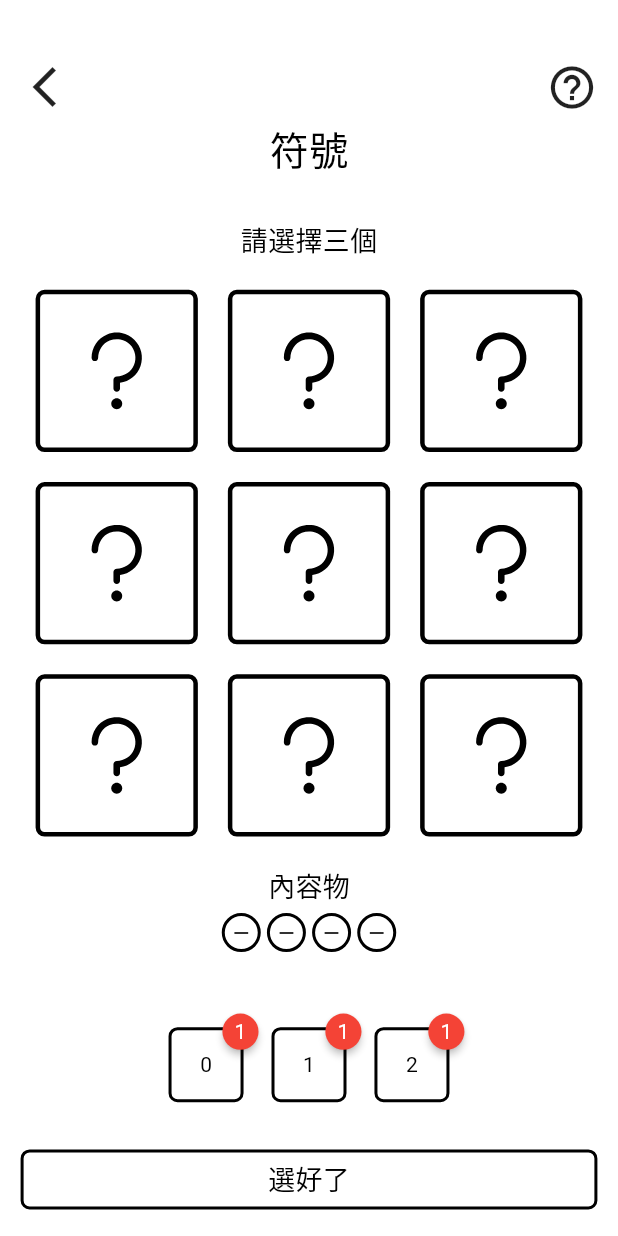
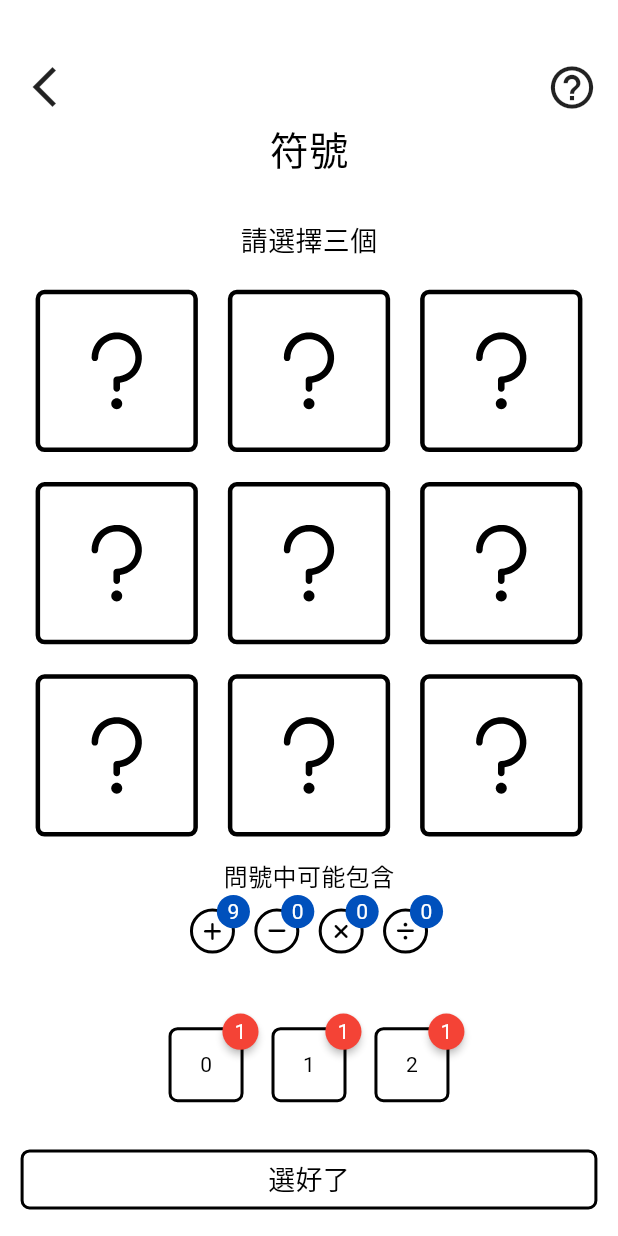
Before and after one commit to JohnsonHuang555/math_game, a Flutter app: the screen it shows after launch, after a tap on the "play arrow" icon, on a phone screen of 412 x 824 dp. Run offline on Flutter 3.47's test engine with Material 3 defaults, Android fonts, the phone set to English and light mode, and no system bars; drawn by our look-alikes of badges; our stand-ins replace audioplayers, cloud_firestore, firebase_core, firebase_crashlytics, flutter_dotenv, flutter_svg and 5 more; missing offline and left inert: function_tree, material_dialogs; accounts and stored records are empty; project files that could hold a hidden picture were left out.

Commit message:
create containHintItems ui and logic

```diff
--- a/lib/game_internals/game_state.dart
+++ b/lib/game_internals/game_state.dart
@@ -1,3 +1,4 @@
+import 'package:basic/helpers/contain_hint_item.dart';
 import 'package:flutter/foundation.dart';
 import 'package:flutter/material.dart';
 import 'package:function_tree/function_tree.dart';
@@ -48,6 +49,40 @@ class GameState extends ChangeNotifier {
     }).toList();
   }
 
+  // 符號提示內容物
+  List<ContainHintItem> get containHintSymbolItems {
+    var symbolMap = <MathSymbol, int>{
+      MathSymbol.plus: 0,
+      MathSymbol.minus: 0,
+      MathSymbol.times: 0,
+      MathSymbol.divide: 0,
+    };
+    for (var symbol in _boxSymbols) {
+      symbolMap[symbol] = symbolMap[symbol]! + 1;
+    }
+    return symbolMap.entries
+        .map((e) => ContainHintItem(count: e.value, mathSymbol: e.key))
+        .toList();
+  }
+
+  // 數字提示內容物
+  List<ContainHintItem> get containHintNumberItems {
+    var numberMap = <int, int>{};
+    for (var number in _boxNumbers) {
+      if (numberMap[number] == null) {
+        numberMap[number] = 1;
+      } else {
+        numberMap[number] = numberMap[number]! + 1;
+      }
+    }
+    var items = numberMap.entries
+        .map((e) => ContainHintItem(count: e.value, number: e.key))
+        .toList();
+
+    items.sort((a, b) => a.number!.compareTo(b.number!));
+    return items;
+  }
+
   String getCurrentAnswer(String currentScore) {
     String result = currentScore;
     if (_selectedFormulaItems.isEmpty) {
@@ -75,6 +110,7 @@ class GameState extends ChangeNotifier {
         result += element.number.toString();
       }
     }
+    print(result);
     try {
       var answer = result.interpret();
       return answer.toInt().toString();
@@ -97,7 +133,7 @@ class GameState extends ChangeNotifier {
       return;
     }
     _showSelectResult = true;
-    Future.delayed(Duration(milliseconds: 3000), () {
+    Future.delayed(Duration(milliseconds: 2000), () {
       _showSelectResult = false;
       _step = _step + 1;
       notifyListeners();
@@ -148,15 +184,20 @@ class GameState extends ChangeNotifier {
   }
 
   bool checkFormula() {
-    if (_selectedFormulaItems.isEmpty) {
+    // 沒有選跟空的都不合法
+    if (_selectedFormulaItems.isEmpty || _selectedFormulaItems.length != 6) {
       return false;
     }
     // 第 1, 3, 5 個必須要是符號
-    if (_selectedFormulaItems[0].mathSymbol == null || _selectedFormulaItems[2].mathSymbol == null || _selectedFormulaItems[4].mathSymbol == null) {
+    if (_selectedFormulaItems[0].mathSymbol == null ||
+        _selectedFormulaItems[2].mathSymbol == null ||
+        _selectedFormulaItems[4].mathSymbol == null) {
       return false;
     }
     // 第 2, 4, 6 個必須要是符號
-    if (_selectedFormulaItems[1].number == null || _selectedFormulaItems[3].number == null || _selectedFormulaItems[5].number == null) {
+    if (_selectedFormulaItems[1].number == null ||
+        _selectedFormulaItems[3].number == null ||
+        _selectedFormulaItems[5].number == null) {
       return false;
     }
     return true;
--- /dev/null
+++ b/lib/helpers/contain_hint_item.dart
@@ -0,0 +1,13 @@
+import 'package:basic/helpers/math_symbol.dart';
+
+// 內容物
+class ContainHintItem {
+  int count;
+  MathSymbol? mathSymbol;
+  int? number;
+  ContainHintItem({
+    required this.count,
+    this.mathSymbol,
+    this.number,
+  });
+}
--- a/lib/main_menu/main_menu_screen.dart
+++ b/lib/main_menu/main_menu_screen.dart
@@ -33,14 +33,14 @@ class MainMenuScreen extends StatelessWidget {
       body: ResponsiveScreen(
         squarishMainArea: Column(
           children: [
-            SizedBox(height: 80),
+            const SizedBox(height: 80),
             SizedBox(
               width: 200,
               child: Image.asset(
                 'assets/images/logo.png',
               ),
             ),
-            SizedBox(height: 50),
+            const SizedBox(height: 50),
             Padding(
               padding: const EdgeInsets.only(left: 10, right: 10),
               child: FittedBox(
@@ -52,7 +52,7 @@ class MainMenuScreen extends StatelessWidget {
                 ),
               ),
             ),
-            SizedBox(height: 10),
+            const SizedBox(height: 10),
             Row(
               mainAxisAlignment: MainAxisAlignment.center,
               children: [
@@ -61,7 +61,7 @@ class MainMenuScreen extends StatelessWidget {
                   width: 36,
                   height: 36,
                 ),
-                SizedBox(
+                const SizedBox(
                   width: 5,
                 ),
                 Text(
@@ -76,7 +76,7 @@ class MainMenuScreen extends StatelessWidget {
           height: 300,
           child: Column(
             children: [
-              SizedBox(
+              const SizedBox(
                 height: 30,
               ),
               GestureDetector(
@@ -103,7 +103,7 @@ class MainMenuScreen extends StatelessWidget {
                   ],
                 ),
               ),
-              SizedBox(
+              const SizedBox(
                 height: 80,
               ),
               Row(
--- a/lib/play_session/content_hint.dart
+++ b/lib/play_session/content_hint.dart
@@ -1,53 +1,91 @@
+import 'package:basic/helpers/math_symbol.dart';
 import 'package:flutter/material.dart';
+import 'package:badges/badges.dart' as badges;
+import 'package:provider/provider.dart';
+
+import '../helpers/contain_hint_item.dart';
+import '../style/palette.dart';
 
 class ContentHint extends StatelessWidget {
-  const ContentHint({super.key});
+  final List<ContainHintItem> containHintItems;
+  const ContentHint({
+    super.key,
+    required this.containHintItems,
+  });
 
-  List<Widget> getHints() {
-    // TODO: from provider
+  List<Widget> getHints(Palette palette) {
     return List.generate(
-      4,
-      (index) => Stack(
-        alignment: Alignment.center,
-        children: [
-          Container(
-            width: 26,
-            height: 26,
-            decoration: BoxDecoration(
-              border: Border.all(
-                width: 2,
-              ),
-              borderRadius: BorderRadius.circular(100),
+      containHintItems.length,
+      (index) => badges.Badge(
+        badgeStyle: badges.BadgeStyle(
+          shape: badges.BadgeShape.circle,
+          badgeColor: palette.darkPen,
+          padding: EdgeInsets.all(7),
+          borderRadius: BorderRadius.circular(4),
+          elevation: 0,
+        ),
+        badgeContent: Text(
+          containHintItems[index].count.toString(),
+          style: TextStyle(
+            color: Colors.white,
+          ),
+        ),
+        position: badges.BadgePosition.topEnd(top: -15),
+        child: Container(
+          width: 30,
+          height: 30,
+          decoration: BoxDecoration(
+            border: Border.all(
+              width: 2,
             ),
+            borderRadius: BorderRadius.circular(100),
           ),
-          // Icon,
-          Icon(
-            Icons.remove,
-            size: 16,
+          child: Center(
+            child: containHintItems[index].mathSymbol != null
+                ? convertMathSymbolToIcon(
+                    mathSymbol: containHintItems[index].mathSymbol!,
+                    isSelected: false,
+                    palette: palette,
+                    size: 14,
+                  )
+                : Text(
+                    containHintItems[index].number!.toString(),
+                  ),
           ),
-        ],
+        ),
       ),
     );
   }
 
   @override
   Widget build(BuildContext context) {
+    final palette = context.read<Palette>();
+    double padding = 100;
+
+    if (containHintItems.length == 5) {
+      padding = 90;
+    } else if (containHintItems.length >= 6 && containHintItems.length < 8) {
+      padding = 80;
+    } else if (containHintItems.length >= 8 && containHintItems.length < 10) {
+      padding = 60;
+    }
+
     return Column(
       children: [
         Text(
-          '內容物',
+          '問號中可能包含',
           style: TextStyle(
-            fontSize: 18,
+            fontSize: 16,
           ),
         ),
-        SizedBox(
-          height: 5,
+        const SizedBox(
+          height: 10,
         ),
         Padding(
-          padding: EdgeInsets.only(left: 130, right: 130),
+          padding: EdgeInsets.only(left: padding, right: padding),
           child: Row(
             mainAxisAlignment: MainAxisAlignment.spaceEvenly,
-            children: getHints(),
+            children: getHints(palette),
           ),
         ),
       ],
--- a/lib/play_session/play_session_screen.dart
+++ b/lib/play_session/play_session_screen.dart
@@ -63,6 +63,7 @@ class _PlaySessionScreenState extends State<PlaySessionScreen> {
           onSelect: state.handleSelectMathSymbol,
           showSelectResult: state.showSelectResult,
           selectedSymbols: state.selectedSymbols,
+          containHintSymbolItems: state.containHintSymbolItems,
         );
       case 2:
         return StepSelectNumber(
@@ -70,6 +71,7 @@ class _PlaySessionScreenState extends State<PlaySessionScreen> {
           onSelect: state.handleSelectNumber,
           showSelectResult: state.showSelectResult,
           selectedNumbers: state.selectedNumbers,
+          containHintNumberItems: state.containHintNumberItems,
         );
       case 3:
         return StepCombineFormula(
@@ -152,7 +154,7 @@ class _PlaySessionScreenState extends State<PlaySessionScreen> {
                   mainAxisAlignment: MainAxisAlignment.center,
                   children: [
                     SvgPicture.asset('assets/icons/eraser.svg'),
-                    SizedBox(
+                    const SizedBox(
                       width: 5,
                     ),
                     Text(
@@ -166,7 +168,7 @@ class _PlaySessionScreenState extends State<PlaySessionScreen> {
                 ),
               ),
             ),
-            SizedBox(
+            const SizedBox(
               width: 10,
             ),
             Expanded(
@@ -236,7 +238,7 @@ class _PlaySessionScreenState extends State<PlaySessionScreen> {
                                     fontSize: 18,
                                   ),
                                 ),
-                                SizedBox(
+                                const SizedBox(
                                   height: 10,
                                 ),
                                 Padding(
@@ -297,7 +299,7 @@ class _PlaySessionScreenState extends State<PlaySessionScreen> {
                                           },
                                         ),
                                       ),
-                                      SizedBox(
+                                      const SizedBox(
                                         width: 30,
                                       ),
                                       Container(
@@ -331,7 +333,9 @@ class _PlaySessionScreenState extends State<PlaySessionScreen> {
                                       ),
                                     ],
                                   ),
-                                  SizedBox(height: 20),
+                                  const SizedBox(
+                                    height: 20,
+                                  ),
                                 ],
                               ),
                             ],
@@ -469,14 +473,14 @@ class _PlaySessionScreenState extends State<PlaySessionScreen> {
                       size: 34,
                     ),
                   ),
-                  SizedBox(height: 5),
+                  const SizedBox(height: 5),
                   Text(
                     _getStep(state.step).toString(),
                     style: TextStyle(
                       fontSize: 26,
                     ),
                   ),
-                  SizedBox(height: 30),
+                  const SizedBox(height: 30),
                   _getGameStep(state),
                   const Spacer(),
                   Container(
--- a/lib/play_session/session_step/step_combine_formula.dart
+++ b/lib/play_session/session_step/step_combine_formula.dart
@@ -98,7 +98,7 @@ class StepCombineFormula extends StatelessWidget {
             fontSize: 18,
           ),
         ),
-        SizedBox(height: 10),
+        const SizedBox(height: 10),
         Container(
           width: double.infinity,
           height: 270,
@@ -117,7 +117,7 @@ class StepCombineFormula extends StatelessWidget {
                   flex: 1,
                   child: Column(
                     children: [
-                      SizedBox(
+                      const SizedBox(
                         height: 30,
                       ),
                       FittedBox(
@@ -135,7 +135,7 @@ class StepCombineFormula extends StatelessWidget {
                   child: Column(
                     mainAxisAlignment: MainAxisAlignment.center,
                     children: [
-                      SizedBox(
+                      const SizedBox(
                         height: 10,
                       ),
                       Row(
@@ -166,7 +166,7 @@ class StepCombineFormula extends StatelessWidget {
             ),
           ),
         ),
-        SizedBox(height: 40),
+        const SizedBox(height: 40),
         Padding(
           padding: EdgeInsets.only(
             left: 75,
--- a/lib/play_session/session_step/step_select_number.dart
+++ b/lib/play_session/session_step/step_select_number.dart
@@ -2,6 +2,7 @@ import 'package:basic/helpers/math_symbol.dart';
 import 'package:flutter/widgets.dart';
 import 'package:provider/provider.dart';
 
+import '../../helpers/contain_hint_item.dart';
 import '../../helpers/game_risk.dart';
 import '../../style/palette.dart';
 import '../content_hint.dart';
@@ -12,12 +13,14 @@ class StepSelectNumber extends StatelessWidget {
   final List<SelectedItem> selectedNumbers;
   final Function(int, int) onSelect;
   final bool showSelectResult;
+  final List<ContainHintItem> containHintNumberItems;
   const StepSelectNumber({
     super.key,
     required this.numbers,
     required this.onSelect,
     required this.showSelectResult,
     required this.selectedNumbers,
+    required this.containHintNumberItems,
   });
 
   @override
@@ -37,13 +40,13 @@ class StepSelectNumber extends StatelessWidget {
     }).toList();
     return Column(
       children: [
-        Text(
+        const Text(
           '請選擇三個',
           style: TextStyle(
             fontSize: 18,
           ),
         ),
-        SizedBox(height: 10),
+        const SizedBox(height: 10),
         GameBoard(
           items: items,
           onSelect: (index) {
@@ -52,8 +55,10 @@ class StepSelectNumber extends StatelessWidget {
           showSelectResult: showSelectResult,
           selectedItems: selectedNumbers,
         ),
-        SizedBox(height: 10),
-        ContentHint(),
+        const SizedBox(height: 10),
+        ContentHint(
+          containHintItems: containHintNumberItems,
+        ),
       ],
     );
   }
--- a/lib/play_session/session_step/step_select_symbol.dart
+++ b/lib/play_session/session_step/step_select_symbol.dart
@@ -1,3 +1,4 @@
+import 'package:basic/helpers/contain_hint_item.dart';
 import 'package:basic/helpers/math_symbol.dart';
 import 'package:flutter/widgets.dart';
 import 'package:provider/provider.dart';
@@ -12,12 +13,14 @@ class StepSelectSymbol extends StatelessWidget {
   final List<SelectedItem> selectedSymbols;
   final Function(int, MathSymbol) onSelect;
   final bool showSelectResult;
+  final List<ContainHintItem> containHintSymbolItems;
   const StepSelectSymbol({
     super.key,
     required this.mathSymbols,
     required this.onSelect,
     required this.showSelectResult,
     required this.selectedSymbols,
+    required this.containHintSymbolItems,
   });
 
   @override
@@ -36,13 +39,13 @@ class StepSelectSymbol extends StatelessWidget {
     }).toList();
     return Column(
       children: [
-        Text(
+        const Text(
           '請選擇三個',
           style: TextStyle(
             fontSize: 18,
           ),
         ),
-        SizedBox(height: 10),
+        const SizedBox(height: 10),
         GameBoard(
           items: items,
           onSelect: (index) {
@@ -51,8 +54,10 @@ class StepSelectSymbol extends StatelessWidget {
           showSelectResult: showSelectResult,
           selectedItems: selectedSymbols,
         ),
-        SizedBox(height: 10),
-        ContentHint(),
+        const SizedBox(height: 5),
+        ContentHint(
+          containHintItems: containHintSymbolItems,
+        ),
       ],
     );
   }
```
